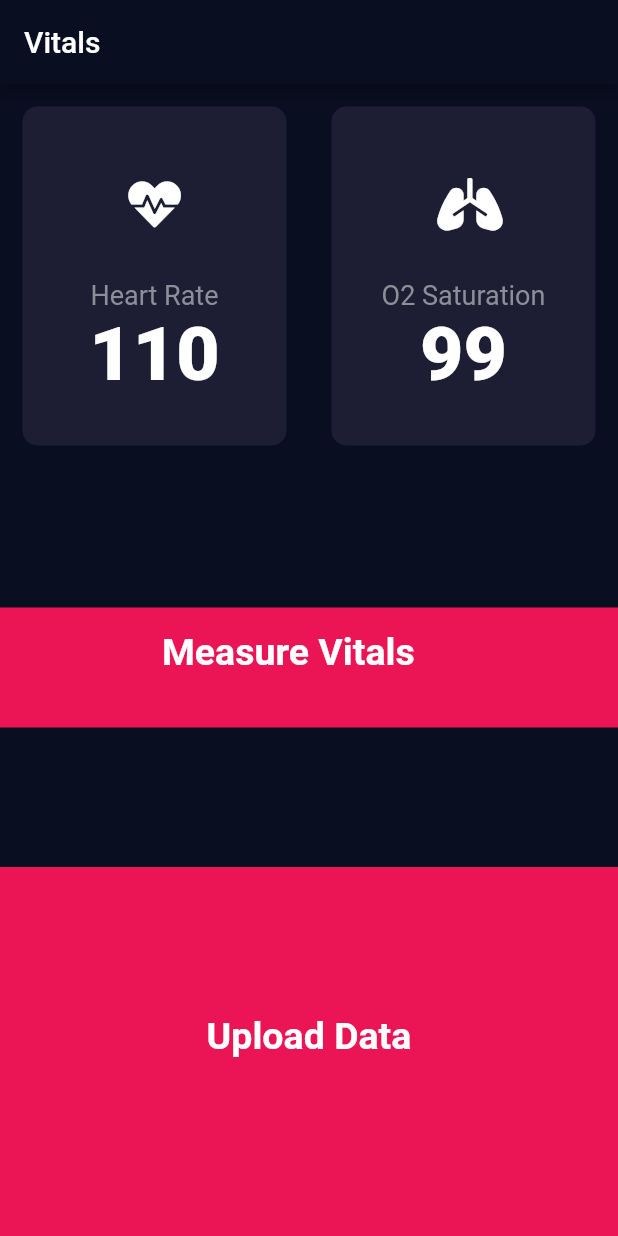
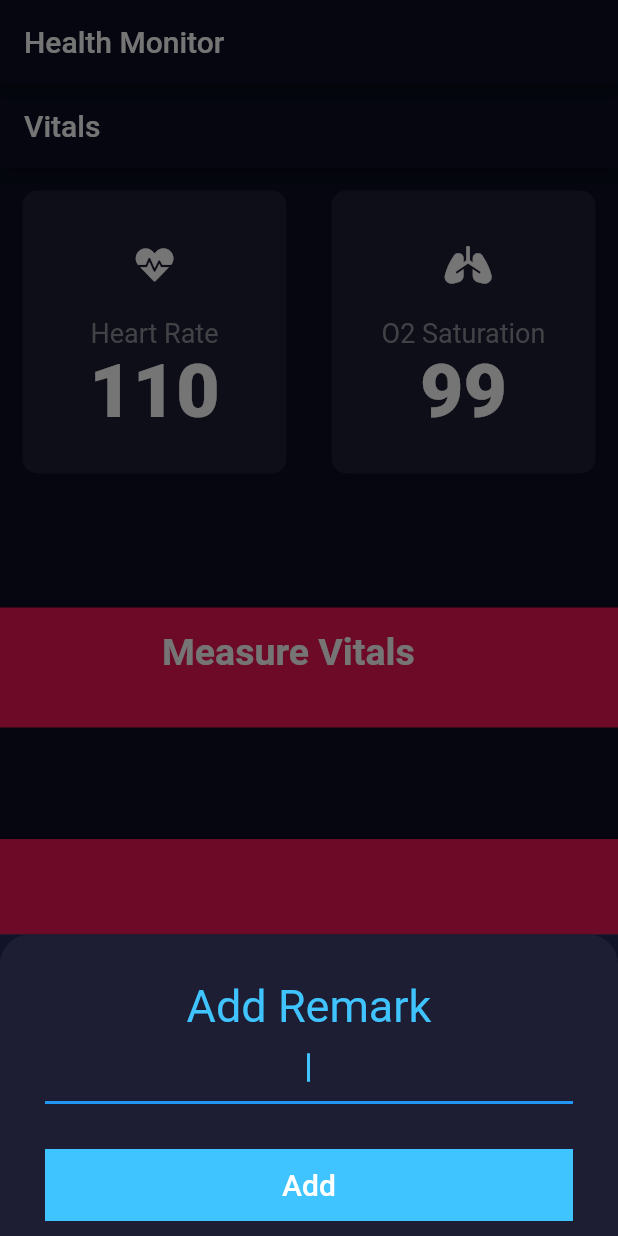
Before and after one commit to ArnavSaxena515/health_monitor, a Flutter app: the screen it shows after launch, after a tap on "Vitals", after a tap on "Upload Data", on a phone screen of 412 x 824 dp. Run offline on Flutter 3.47's test engine with Material 2 defaults, Android fonts, the phone set to English and light mode, and no system bars; our stand-ins replace cloud_firestore, firebase_core, firebase_database, font_awesome_flutter, pedometer, persistent_bottom_nav_bar and 1 more; accounts and stored records are empty.

Commit message:
final commit

```diff
--- a/lib/components/icon_content.dart
+++ b/lib/components/icon_content.dart
@@ -22,13 +22,15 @@ class IconContent extends StatelessWidget {
               scale: animation.value,
               child: Icon(
                 icon,
-                size: 70.0,
+                size: 50.0,
+                //70
               ),
             );
           },
         ),
         SizedBox(
-          height: 15.0,
+          height: 10.0,
+          //15
         ),
         Text(
           label,
--- /dev/null
+++ b/lib/functionality/calculator_brain.dart
@@ -0,0 +1,35 @@
+import 'dart:math';
+
+class CalculatorBrain {
+  CalculatorBrain({this.height, this.weight});
+
+  final int height;
+  final int weight;
+
+  double _bmi;
+
+  String calculateBMI() {
+    _bmi = weight / pow(height / 100, 2);
+    return _bmi.toStringAsFixed(1);
+  }
+
+  String getResult() {
+    if (_bmi >= 25) {
+      return 'Overweight';
+    } else if (_bmi > 18.5) {
+      return 'Normal';
+    } else {
+      return 'Underweight';
+    }
+  }
+
+  String getInterpretation() {
+    if (_bmi >= 25) {
+      return 'You have a higher than normal body weight. Try to exercise more.';
+    } else if (_bmi >= 18.5) {
+      return 'You have a normal body weight. Good job!';
+    } else {
+      return 'You have a lower than normal body weight. You can eat a bit more.';
+    }
+  }
+}
--- a/lib/main.dart
+++ b/lib/main.dart
@@ -1,4 +1,5 @@
 import 'package:flutter/material.dart';
+import 'package:health_monitor/screens/home.dart';
 import 'package:health_monitor/screens/vitals_page.dart';
 import 'package:firebase_core/firebase_core.dart';
 
@@ -26,15 +27,13 @@ class MyApp extends StatelessWidget {
             } else if (snapshot.hasData) {
               print(snapshot.data);
               print("success");
-              return VitalsPage();
+              return HomePage();
             } else {
               return Center(
                 child: CircularProgressIndicator(),
               );
             }
           },
-        )
-        // VitalsPage(),
-        );
+        ));
   }
 }
--- /dev/null
+++ b/lib/screens/home.dart
@@ -0,0 +1,40 @@
+import 'package:flutter/material.dart';
+import 'package:font_awesome_flutter/font_awesome_flutter.dart';
+import 'package:health_monitor/screens/input_page.dart';
+import 'package:health_monitor/screens/step_counter.dart';
+import 'package:health_monitor/screens/vitals_page.dart';
+import '../constants.dart';
+
+class HomePage extends StatefulWidget {
+  const HomePage({Key key}) : super(key: key);
+
+  @override
+  _HomePageState createState() => _HomePageState();
+}
+
+class _HomePageState extends State<HomePage> {
+  int currentTab = 0;
+  final _screens = [VitalsPage(), StepsCounter(), InputPage()];
+  @override
+  Widget build(BuildContext context) {
+    return Scaffold(
+      appBar: AppBar(
+        title: Text("Health Monitor"),
+      ),
+      body: _screens[currentTab],
+      bottomNavigationBar: BottomNavigationBar(
+        currentIndex: currentTab,
+        items: [
+          BottomNavigationBarItem(icon: Icon(FontAwesomeIcons.home), label: 'Vitals', backgroundColor: kActiveCardColour),
+          BottomNavigationBarItem(icon: Icon(FontAwesomeIcons.shoePrints), label: 'Pedometer', backgroundColor: kActiveCardColour),
+          BottomNavigationBarItem(icon: Icon(FontAwesomeIcons.weight), label: 'BMI', backgroundColor: kActiveCardColour)
+        ],
+        onTap: (index) {
+          setState(() {
+            currentTab = index;
+          });
+        },
+      ),
+    );
+  }
+}
--- a/lib/screens/vitals_page.dart
+++ b/lib/screens/vitals_page.dart
@@ -3,11 +3,15 @@ import 'dart:math';
 import 'package:flutter/material.dart';
 import 'package:health_monitor/components/bottom_button.dart';
 import 'package:health_monitor/components/icon_content.dart';
+import 'package:health_monitor/components/main_menu.dart';
 import 'package:health_monitor/components/reusable_card.dart';
 import 'package:health_monitor/functionality/data.dart';
 import 'package:health_monitor/functionality/sensor_data.dart';
+import 'package:health_monitor/screens/step_counter.dart';
 import 'package:simple_animations/simple_animations.dart';
 import 'package:font_awesome_flutter/font_awesome_flutter.dart';
+import 'package:cloud_firestore/cloud_firestore.dart';
+import 'package:persistent_bottom_nav_bar/persistent-tab-view.dart';
 import 'dart:convert';
 import '../constants.dart';
 import 'add_remark.dart';
@@ -29,6 +33,8 @@ class _VitalsPageState extends State<VitalsPage> with TickerProviderStateMixin {
   int pulse = 0;
   int spo2 = 0;
   String remark;
+  int _currentNavigationIndex = 0;
+  int currentPage;
 
   @override
   void initState() {
@@ -54,12 +60,15 @@ class _VitalsPageState extends State<VitalsPage> with TickerProviderStateMixin {
     super.initState();
   }
 
-  Future<void> _sendData() async {
+  Future<void> _sendData([String remark]) async {
     print("Send data called");
-    DatabaseReference _databaseRef = FirebaseDatabase.instance.reference().child("test");
-    print(_databaseRef.path);
-    print(_databaseRef.key);
-    _databaseRef.set("Hello word ${Random().nextInt(100)}");
+    Map<String, dynamic> data = {'Time:': DateTime.now().toString(), 'Pulse': pulse, 'SpO2': spo2, 'Remark': remark};
+    FirebaseFirestore.instance.collection("DATA").add(data).catchError((e) {
+      print(e);
+    });
+    // print(_databaseRef.path);
+    // print(_databaseRef.key);
+    // _databaseRef.set("Hello word ${Random().nextInt(100)}");
   }
 
   @override
@@ -163,32 +172,32 @@ class _VitalsPageState extends State<VitalsPage> with TickerProviderStateMixin {
             ),
           ),
           Expanded(
-              child: BottomButton(
-            alignment: Alignment.center,
-            buttonTitle: 'Upload Data',
-            onTap: () {
-              _sendData();
-              // showModalBottomSheet(
-              //   context: context,
-              //   builder: (context) => SingleChildScrollView(
-              //     child: Container(
-              //       padding: EdgeInsets.only(
-              //         bottom: MediaQuery.of(context).viewInsets.bottom,
-              //       ),
-              //       child: AddRemarks((value) {
-              //         print(value);
-              //         String data;
-              //         DateTime now = DateTime.now();
-              //         remark = value.toString();
-              //         // print(now);
-              //         data = '{"Time": $now, "Pulse": $pulse, "SPO2": $spo2, "Remarks": $remark}';
-              //
-              //       }),
-              //     ),
-              //   ),
-              // );
-            },
-          ))
+            child: BottomButton(
+              alignment: Alignment.center,
+              buttonTitle: 'Upload Data',
+              onTap: () {
+                showModalBottomSheet(
+                  context: context,
+                  builder: (context) => SingleChildScrollView(
+                    child: Container(
+                      padding: EdgeInsets.only(
+                        bottom: MediaQuery.of(context).viewInsets.bottom,
+                      ),
+                      child: AddRemarks((value) async {
+                        print(value);
+                        String data;
+                        DateTime now = DateTime.now();
+                        remark = value.toString();
+                        // print(now);
+                        data = '{"Time": $now, "Pulse": $pulse, "SPO2": $spo2, "Remarks": $remark}';
+                        _sendData(remark);
+                      }),
+                    ),
+                  ),
+                );
+              },
+            ),
+          ),
         ],
       ),
     );
--- a/pubspec.yaml
+++ b/pubspec.yaml
@@ -36,6 +36,10 @@ dev_dependencies:
   font_awesome_flutter: ^8.4.0
   firebase_core: ^1.1.0
   firebase_database: ^6.1.2
+  cloud_firestore:
+  pedometer: ^3.0.0
+  persistent_bottom_nav_bar: ^4.0.2
+
 
 
 
```
Also changed, not shown: lib/components/main_menu.dart (added, +64 -0 lines), lib/screens/input_page.dart (added, +198 -0 lines), lib/screens/results_page.dart (added, +70 -0 lines), lib/screens/step_counter.dart (added, +106 -0 lines), pubspec.lock.
